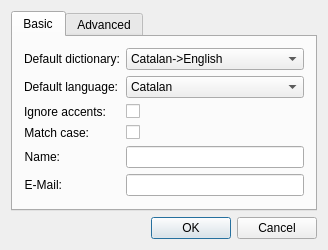
cpina/qdacco, file gui/configure.ui: the form before one commit.
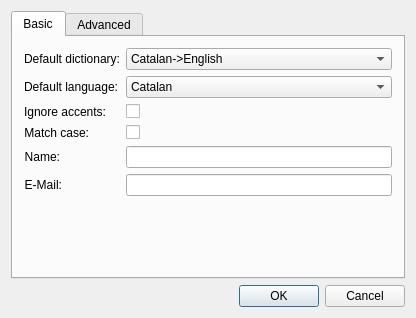
The form after the commit. Icons and pictures are not drawn.

What changed in the file:
```diff
--- a/gui/configure.ui
+++ b/gui/configure.ui
@@ -2,6 +2,14 @@
 <ui version="4.0">
  <class>Configure</class>
  <widget class="QDialog" name="Configure">
+  <property name="geometry">
+   <rect>
+    <x>0</x>
+    <y>0</y>
+    <width>416</width>
+    <height>318</height>
+   </rect>
+  </property>
   <property name="sizePolicy">
    <sizepolicy hsizetype="Minimum" vsizetype="Minimum">
     <horstretch>0</horstretch>
```
